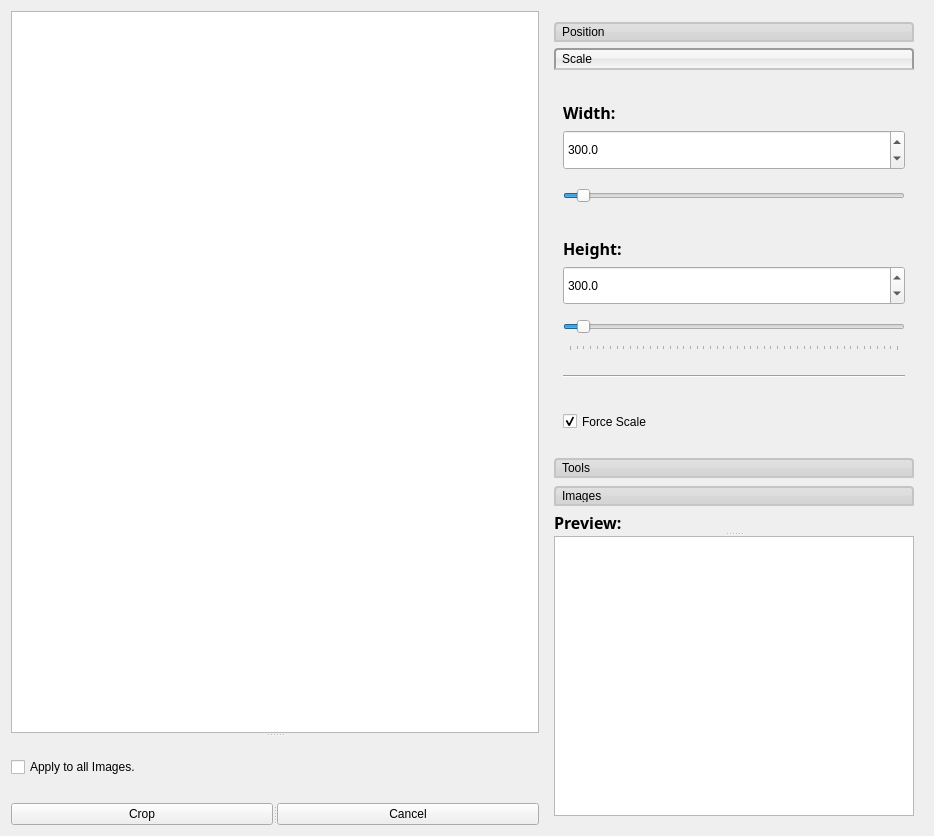
Before: the Qt Designer form RTIe/RTIe_builder/crop_Widget.ui in Super-SaiyanSandwich/ECMM427, drawn with Qt 5.
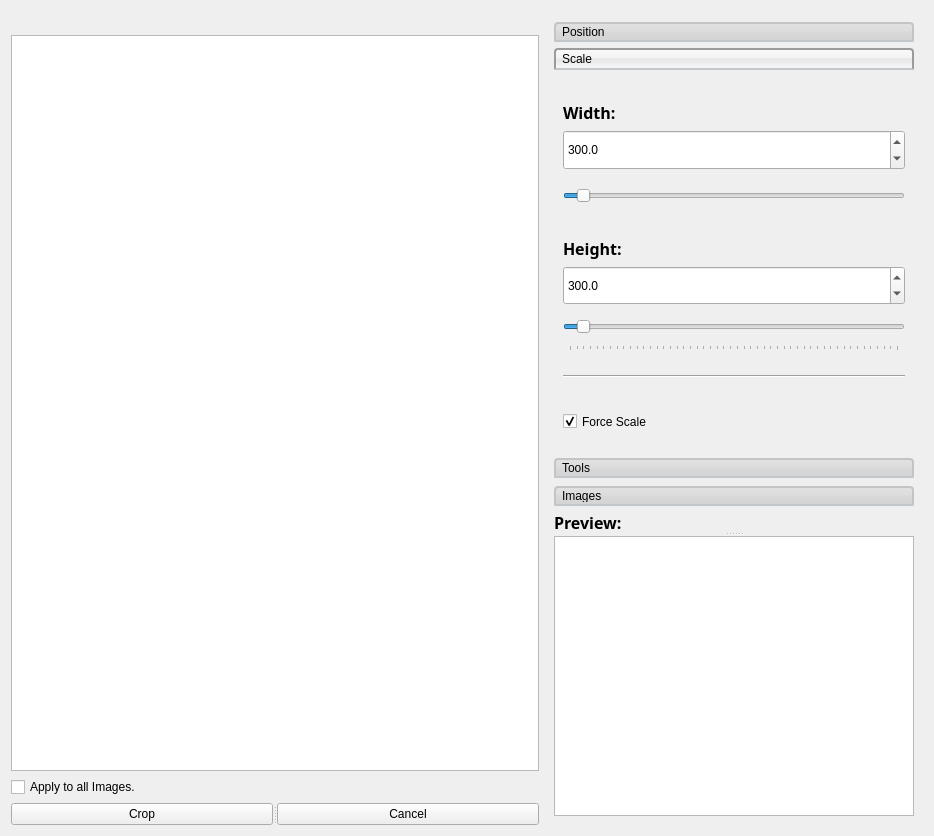
After: the same form once the commit is applied.

Patch:
```diff
--- a/RTIe/RTIe_builder/crop_Widget.ui
+++ b/RTIe/RTIe_builder/crop_Widget.ui
@@ -10,6 +10,12 @@
     <height>836</height>
    </rect>
   </property>
+  <property name="sizePolicy">
+   <sizepolicy hsizetype="MinimumExpanding" vsizetype="Maximum">
+    <horstretch>0</horstretch>
+    <verstretch>0</verstretch>
+   </sizepolicy>
+  </property>
   <property name="minimumSize">
    <size>
     <width>0</width>
@@ -19,20 +25,41 @@
   <property name="windowTitle">
    <string>Form</string>
   </property>
-  <layout class="QHBoxLayout" name="horizontalLayout">
+  <layout class="QGridLayout" name="gridLayout_3">
+   <item row="0" column="0">
+    <layout class="QVBoxLayout" name="verticalLayout">
    <item>
-    <layout class="QVBoxLayout" name="preview_Layout">
-     <item>
-      <widget class="QSplitter" name="splitter_4">
-       <property name="sizePolicy">
-        <sizepolicy hsizetype="MinimumExpanding" vsizetype="MinimumExpanding">
-         <horstretch>0</horstretch>
-         <verstretch>0</verstretch>
-        </sizepolicy>
-       </property>
+      <widget class="QSplitter" name="splitter_2">
        <property name="orientation">
         <enum>Qt::Vertical</enum>
        </property>
+       <widget class="QWidget" name="">
+        <layout class="QGridLayout" name="gridLayout">
+         <item row="0" column="0">
+          <widget class="QLabel" name="image_Name">
+           <property name="sizePolicy">
+            <sizepolicy hsizetype="Preferred" vsizetype="Preferred">
+             <horstretch>0</horstretch>
+             <verstretch>0</verstretch>
+            </sizepolicy>
+           </property>
+           <property name="font">
+            <font>
+             <pointsize>12</pointsize>
+             <weight>75</weight>
+             <italic>true</italic>
+             <bold>true</bold>
+            </font>
+           </property>
+           <property name="text">
+            <string/>
+           </property>
+           <property name="alignment">
+            <set>Qt::AlignCenter</set>
+           </property>
+          </widget>
+         </item>
+         <item row="1" column="0">
        <widget class="QGraphicsView" name="image_Graphics_View">
         <property name="sizePolicy">
          <sizepolicy hsizetype="MinimumExpanding" vsizetype="Expanding">
@@ -47,6 +74,12 @@
          <enum>Qt::ScrollBarAlwaysOff</enum>
         </property>
        </widget>
+         </item>
+        </layout>
+       </widget>
+      </widget>
+     </item>
+     <item>
        <widget class="QCheckBox" name="apply_all">
         <property name="sizePolicy">
          <sizepolicy hsizetype="MinimumExpanding" vsizetype="Minimum">
@@ -67,7 +100,6 @@
          <bool>false</bool>
         </property>
        </widget>
-      </widget>
      </item>
      <item>
       <widget class="QSplitter" name="splitter_5">
@@ -112,7 +144,7 @@
      </item>
     </layout>
    </item>
-   <item>
+   <item row="0" column="1">
     <widget class="QWidget" name="widget_3" native="true">
      <property name="sizePolicy">
       <sizepolicy hsizetype="Maximum" vsizetype="MinimumExpanding">
```
Lines whose indentation alone changed are shown as unchanged.
